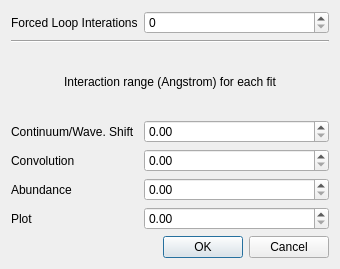
Old version of the form meafs_code/fitsettings.ui in the repository MatheusJCastro/meafs.
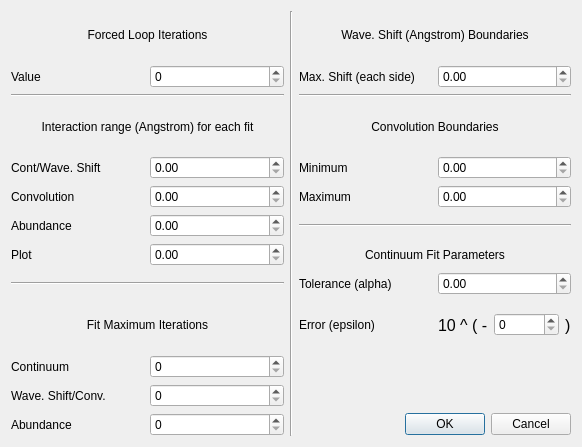
New version of the form.

Commit message: add Eq. Width method

What changed in the file:
```diff
--- a/meafs_code/fitsettings.ui
+++ b/meafs_code/fitsettings.ui
@@ -6,39 +6,35 @@
    <rect>
     <x>0</x>
     <y>0</y>
-    <width>340</width>
-    <height>269</height>
+    <width>582</width>
+    <height>447</height>
    </rect>
   </property>
   <property name="windowTitle">
    <string>Fit Settings</string>
   </property>
   <layout class="QGridLayout" name="gridLayout_2">
-   <item row="2" column="0" colspan="3">
+   <item row="6" column="0">
+    <widget class="QLabel" name="abundcutlabel">
+     <property name="text">
+      <string>Abundance</string>
+     </property>
+    </widget>
+   </item>
+   <item row="2" column="0" colspan="2">
     <widget class="Line" name="line">
      <property name="orientation">
       <enum>Qt::Horizontal</enum>
      </property>
     </widget>
    </item>
-   <item row="7" column="1" colspan="2">
-    <widget class="QDoubleSpinBox" name="plotcutvalue">
-     <property name="singleStep">
-      <double>0.010000000000000</double>
+   <item row="4" column="0">
+    <widget class="QLabel" name="wavecutlabel">
+     <property name="toolTip">
+      <string>Continuum range is not used in &quot;Eq. Width&quot; method, but Wave. Shift is.</string>
      </property>
-    </widget>
-   </item>
-   <item row="5" column="1" colspan="2">
-    <widget class="QDoubleSpinBox" name="convovcutvalue">
-     <property name="singleStep">
-      <double>0.010000000000000</double>
-     </property>
-    </widget>
-   </item>
-   <item row="7" column="0">
-    <widget class="QLabel" name="plotcutlabel">
      <property name="text">
-      <string>Plot</string>
+      <string>Cont/Wave. Shift</string>
      </property>
     </widget>
    </item>
@@ -52,62 +48,79 @@
      </property>
     </widget>
    </item>
-   <item row="0" column="1" colspan="2">
+   <item row="12" column="0">
+    <widget class="QLabel" name="abunditerlabel">
+     <property name="text">
+      <string>Abundance</string>
+     </property>
+    </widget>
+   </item>
+   <item row="4" column="1">
+    <widget class="QDoubleSpinBox" name="wavecutvalue">
+     <property name="toolTip">
+      <string>Continuum range is not used in &quot;Eq. Width&quot; method, but Wave. Shift is.</string>
+     </property>
+     <property name="maximum">
+      <double>999.990000000000009</double>
+     </property>
+     <property name="singleStep">
+      <double>0.010000000000000</double>
+     </property>
+    </widget>
+   </item>
+   <item row="1" column="1">
     <widget class="QSpinBox" name="repfitvalue">
      <property name="maximum">
       <number>10</number>
      </property>
     </widget>
    </item>
-   <item row="4" column="1" colspan="2">
-    <widget class="QDoubleSpinBox" name="contwavecutvalue">
-     <property name="singleStep">
-      <double>0.010000000000000</double>
+   <item row="10" column="1">
+    <widget class="QSpinBox" name="contitervalue">
+     <property name="maximum">
+      <number>10000</number>
      </property>
     </widget>
    </item>
-   <item row="8" column="0" colspan="3">
-    <widget class="QDialogButtonBox" name="okcancelbutton">
+   <item row="10" column="0">
+    <widget class="QLabel" name="contiterlabel">
+     <property name="text">
+      <string>Continuum</string>
+     </property>
+    </widget>
+   </item>
+   <item row="7" column="0">
+    <widget class="QLabel" name="plotcutlabel">
+     <property name="text">
+      <string>Plot</string>
+     </property>
+    </widget>
+   </item>
+   <item row="8" column="0" colspan="2">
+    <widget class="Line" name="line_2">
      <property name="orientation">
       <enum>Qt::Horizontal</enum>
      </property>
-     <property name="standardButtons">
-      <set>QDialogButtonBox::Cancel|QDialogButtonBox::Ok</set>
+    </widget>
+   </item>
+   <item row="11" column="0">
+    <widget class="QLabel" name="waveconviterlabel">
+     <property name="text">
+      <string>Wave. Shift/Conv.</string>
      </property>
     </widget>
    </item>
-   <item row="6" column="1" colspan="2">
+   <item row="6" column="1">
     <widget class="QDoubleSpinBox" name="abundcutvalue">
+     <property name="maximum">
+      <double>999.990000000000009</double>
+     </property>
      <property name="singleStep">
       <double>0.010000000000000</double>
      </property>
     </widget>
    </item>
-   <item row="0" column="0">
-    <widget class="QLabel" name="repfitlabel">
-     <property name="toolTip">
-      <string>The number of times that it will try to fit each line. The subsequent iteration uses the previous result as start point. Default is 2.</string>
-     </property>
-     <property name="text">
-      <string>Forced Loop Interations</string>
-     </property>
-    </widget>
-   </item>
-   <item row="4" column="0">
-    <widget class="QLabel" name="contwavecutlabel">
-     <property name="text">
-      <string>Continuum/Wave. Shift</string>
-     </property>
-    </widget>
-   </item>
-   <item row="6" column="0">
-    <widget class="QLabel" name="abundcutlabel">
-     <property name="text">
-      <string>Abundance</string>
-     </property>
-    </widget>
-   </item>
-   <item row="3" column="0" colspan="3">
+   <item row="3" column="0" colspan="2">
     <widget class="QLabel" name="cutvaltitle">
      <property name="toolTip">
       <string>The range that the fit will be applied. The value represents the full range (half of the value left to the fitted line and half to the right).</string>
@@ -120,6 +133,224 @@
      </property>
     </widget>
    </item>
+   <item row="12" column="1">
+    <widget class="QSpinBox" name="abunditervalue">
+     <property name="maximum">
+      <number>10000</number>
+     </property>
+    </widget>
+   </item>
+   <item row="7" column="1">
+    <widget class="QDoubleSpinBox" name="plotcutvalue">
+     <property name="maximum">
+      <double>999.990000000000009</double>
+     </property>
+     <property name="singleStep">
+      <double>0.010000000000000</double>
+     </property>
+    </widget>
+   </item>
+   <item row="9" column="0" colspan="2">
+    <widget class="QLabel" name="fitmaxiterlabel">
+     <property name="text">
+      <string>Fit Maximum Iterations</string>
+     </property>
+     <property name="alignment">
+      <set>Qt::AlignCenter</set>
+     </property>
+    </widget>
+   </item>
+   <item row="5" column="1">
+    <widget class="QDoubleSpinBox" name="convovcutvalue">
+     <property name="toolTip">
+      <string>Can not be higher than the value of Continuum/Wave. Shift.</string>
+     </property>
+     <property name="maximum">
+      <double>999.990000000000009</double>
+     </property>
+     <property name="singleStep">
+      <double>0.010000000000000</double>
+     </property>
+    </widget>
+   </item>
+   <item row="11" column="1">
+    <widget class="QSpinBox" name="waveconvitervalue">
+     <property name="maximum">
+      <number>10000</number>
+     </property>
+    </widget>
+   </item>
+   <item row="0" column="0" colspan="2">
+    <widget class="QLabel" name="repfitlabel">
+     <property name="toolTip">
+      <string>The number of times that it will try to fit each line. The subsequent iteration uses the previous result as start point. Default is 2.</string>
+     </property>
+     <property name="text">
+      <string>Forced Loop Iterations</string>
+     </property>
+     <property name="alignment">
+      <set>Qt::AlignCenter</set>
+     </property>
+    </widget>
+   </item>
+   <item row="0" column="3" colspan="2">
+    <widget class="QLabel" name="waveboundlabel">
+     <property name="text">
+      <string>Wave. Shift (Angstrom) Boundaries</string>
+     </property>
+     <property name="alignment">
+      <set>Qt::AlignCenter</set>
+     </property>
+    </widget>
+   </item>
+   <item row="1" column="3">
+    <widget class="QLabel" name="waveboundmaxshiftlabel">
+     <property name="text">
+      <string>Max. Shift (each side)</string>
+     </property>
+    </widget>
+   </item>
+   <item row="1" column="4">
+    <widget class="QDoubleSpinBox" name="waveboundmaxshiftvalue"/>
+   </item>
+   <item row="2" column="3" colspan="2">
+    <widget class="Line" name="line_3">
+     <property name="orientation">
+      <enum>Qt::Horizontal</enum>
+     </property>
+    </widget>
+   </item>
+   <item row="3" column="3" colspan="2">
+    <widget class="QLabel" name="convboundlabel">
+     <property name="text">
+      <string>Convolution Boundaries</string>
+     </property>
+     <property name="alignment">
+      <set>Qt::AlignCenter</set>
+     </property>
+    </widget>
+   </item>
+   <item row="4" column="3">
+    <widget class="QLabel" name="convboundminlabel">
+     <property name="text">
+      <string>Minimum</string>
+     </property>
+    </widget>
+   </item>
+   <item row="4" column="4">
+    <widget class="QDoubleSpinBox" name="convboundminvalue"/>
+   </item>
+   <item row="5" column="3">
+    <widget class="QLabel" name="convboundmaxlabel">
+     <property name="text">
+      <string>Maximum</string>
+     </property>
+    </widget>
+   </item>
+   <item row="5" column="4">
+    <widget class="QDoubleSpinBox" name="convboundmaxvalue"/>
+   </item>
+   <item row="1" column="0">
+    <widget class="QLabel" name="repfitvaluelabel">
+     <property name="text">
+      <string>Value</string>
+     </property>
+    </widget>
+   </item>
+   <item row="6" column="3" colspan="2">
+    <widget class="Line" name="line_4">
+     <property name="orientation">
+      <enum>Qt::Horizontal</enum>
+     </property>
+    </widget>
+   </item>
+   <item row="7" column="3" colspan="2">
+    <widget class="QLabel" name="contfitparamlabel">
+     <property name="text">
+      <string>Continuum Fit Parameters</string>
+     </property>
+     <property name="alignment">
+      <set>Qt::AlignCenter</set>
+     </property>
+    </widget>
+   </item>
+   <item row="8" column="3">
+    <widget class="QLabel" name="contfitparalphalabel">
+     <property name="text">
+      <string>Tolerance (alpha)</string>
+     </property>
+    </widget>
+   </item>
+   <item row="8" column="4">
+    <widget class="QDoubleSpinBox" name="contfitparalphavalue"/>
+   </item>
+   <item row="9" column="3">
+    <widget class="QLabel" name="contfitparepslabel">
+     <property name="text">
+      <string>Error (epsilon)</string>
+     </property>
+    </widget>
+   </item>
+   <item row="9" column="4">
+    <layout class="QHBoxLayout" name="horizontalLayout">
+     <item>
+      <widget class="QLabel" name="label">
+       <property name="sizePolicy">
+        <sizepolicy hsizetype="Fixed" vsizetype="Preferred">
+         <horstretch>0</horstretch>
+         <verstretch>0</verstretch>
+        </sizepolicy>
+       </property>
+       <property name="font">
+        <font>
+         <pointsize>12</pointsize>
+        </font>
+       </property>
+       <property name="text">
+        <string>10 ^ ( -</string>
+       </property>
+      </widget>
+     </item>
+     <item>
+      <widget class="QSpinBox" name="contfitparepsvalue"/>
+     </item>
+     <item>
+      <widget class="QLabel" name="label_2">
+       <property name="sizePolicy">
+        <sizepolicy hsizetype="Fixed" vsizetype="Preferred">
+         <horstretch>0</horstretch>
+         <verstretch>0</verstretch>
+        </sizepolicy>
+       </property>
+       <property name="font">
+        <font>
+         <pointsize>12</pointsize>
+        </font>
+       </property>
+       <property name="text">
+        <string>)</string>
+       </property>
+      </widget>
+     </item>
+    </layout>
+   </item>
+   <item row="0" column="2" rowspan="13">
+    <widget class="Line" name="line_5">
+     <property name="orientation">
+      <enum>Qt::Vertical</enum>
+     </property>
+    </widget>
+   </item>
+   <item row="12" column="3" colspan="2">
+    <widget class="QDialogButtonBox" name="okcancelbutton">
+     <property name="orientation">
+      <enum>Qt::Horizontal</enum>
+     </property>
+     <property name="standardButtons">
+      <set>QDialogButtonBox::Cancel|QDialogButtonBox::Ok</set>
+     </property>
+    </widget>
+   </item>
   </layout>
  </widget>
  <resources/>
```
The commit also changes 12 other files.
